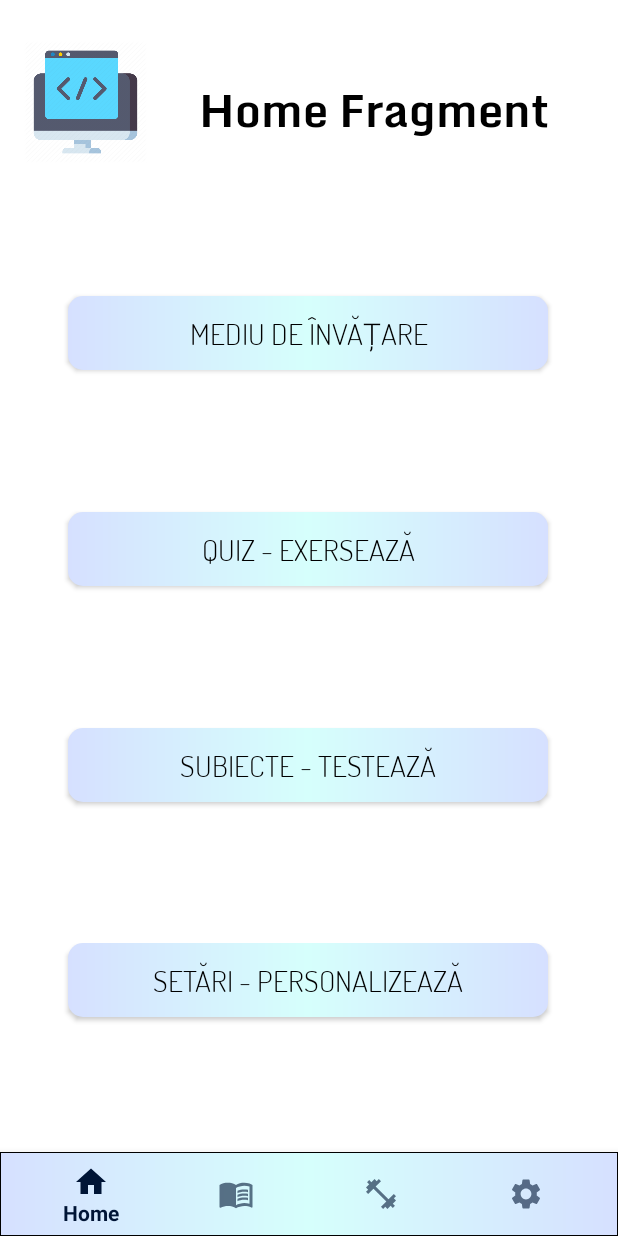
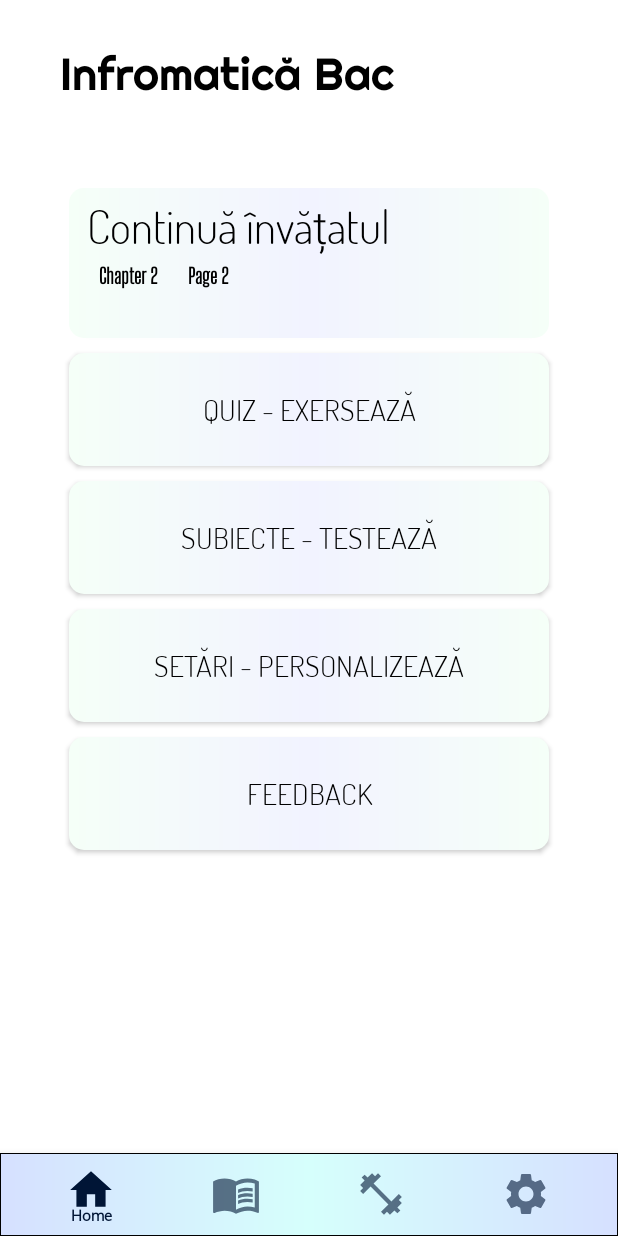
Before and after one commit to mariusionut03/InformaticaBacAPP, an Android app: the screen it shows after launch (MainActivity), on a phone screen of 412 x 824 dp. Run offline under Robolectric (Android 15) with nearby library versions, the phone set to English and light mode, and no system bars.

Commit message:
Update v0.013
Design update.

```diff
--- a/app/src/main/java/com/example/myapplication/HomeFragment.java
+++ b/app/src/main/java/com/example/myapplication/HomeFragment.java
@@ -1,6 +1,7 @@
 package com.example.myapplication;
 
 import android.content.Intent;
+import android.content.SharedPreferences;
 import android.graphics.Color;
 import android.os.Bundle;
 import android.view.LayoutInflater;
@@ -8,15 +9,21 @@ import android.view.MotionEvent;
 import android.view.View;
 import android.view.ViewGroup;
 import android.widget.Button;
+import android.widget.TextView;
 
 import androidx.annotation.Nullable;
 import androidx.fragment.app.Fragment;
 import androidx.fragment.app.FragmentManager;
 
+import static android.content.Context.MODE_PRIVATE;
+
 public class HomeFragment extends Fragment {
-    private Button learnButton, settingsButton;
+    private Button learnButton, quizButton, subiecteButton, settingsButton, feedbackButton;
     public static final String SHARED_PREFS = "sharedPrefs";
     public static final String THEME = "switchTheme";
+    private boolean theme;
+
+    public TextView learn1Text, learn2Text, learn3Text, titleText;
 
     @Nullable
     @Override
@@ -24,9 +31,22 @@ public class HomeFragment extends Fragment {
         View view = inflater.inflate(R.layout.fragment_home,
                 container, false);
 
+
+        SharedPreferences sharedPreferences = getContext().getSharedPreferences(SHARED_PREFS, MODE_PRIVATE);
+        theme = sharedPreferences.getBoolean(THEME, false);
+
         learnButton = (Button) view.findViewById(R.id.buttonLearn);
+        quizButton = (Button) view.findViewById(R.id.buttonQuiz);
+        subiecteButton = (Button) view.findViewById(R.id.buttonSubiecte);
+        settingsButton = (Button) view.findViewById(R.id.buttonSettings);
+        feedbackButton = (Button) view.findViewById(R.id.buttonFeedback);
+
+        learn1Text = (TextView) view.findViewById(R.id.textViewLearn1);
+        learn2Text = (TextView) view.findViewById(R.id.textViewLearn2);
+        learn3Text = (TextView) view.findViewById(R.id.textViewLearn3);
+        titleText = (TextView) view.findViewById(R.id.titleHome);
+
         learnButton.setOnClickListener(v -> learnButtonFunction());
-        settingsButton = (Button) view.findViewById(R.id.buttonSettings);
         settingsButton.setOnClickListener(v -> {
             SettingsFragment settingsFragment = new SettingsFragment();
             FragmentManager manager = getParentFragmentManager();
@@ -34,7 +54,7 @@ public class HomeFragment extends Fragment {
         });
 
 
-
+        loadThemeFunction();
         return view;
     }
 
@@ -42,4 +62,26 @@ public class HomeFragment extends Fragment {
         Intent intent = new Intent(getActivity(), LearnActivity1.class);
         startActivity(intent);
     }
+
+    private void loadThemeFunction()
+    {
+        if(theme == true)
+        {
+            learnButton.setBackgroundResource(R.drawable.style_bg_dark);
+            quizButton.setBackgroundResource(R.drawable.style_bg_dark);
+            subiecteButton.setBackgroundResource(R.drawable.style_bg_dark);
+            settingsButton.setBackgroundResource(R.drawable.style_bg_dark);
+            feedbackButton.setBackgroundResource(R.drawable.style_bg_dark);
+
+            learnButton.setTextColor(Color.parseColor("#FFFFFF"));
+            quizButton.setTextColor(Color.parseColor("#FFFFFF"));
+            subiecteButton.setTextColor(Color.parseColor("#FFFFFF"));
+            settingsButton.setTextColor(Color.parseColor("#FFFFFF"));
+            feedbackButton.setTextColor(Color.parseColor("#FFFFFF"));
+            learn1Text.setTextColor(Color.parseColor("#FFFFFF"));
+            learn2Text.setTextColor(Color.parseColor("#FFFFFF"));
+            learn3Text.setTextColor(Color.parseColor("#FFFFFF"));
+            titleText.setTextColor(Color.parseColor("#FFFFFF"));
+        }
+    }
 }
--- a/app/src/main/java/com/example/myapplication/LearnActivity1.java
+++ b/app/src/main/java/com/example/myapplication/LearnActivity1.java
@@ -1,14 +1,17 @@
 package com.example.myapplication;
 
 import androidx.appcompat.app.AppCompatActivity;
+import androidx.core.content.ContextCompat;
 
 import android.content.SharedPreferences;
 import android.content.res.Resources;
+import android.graphics.Color;
 import android.os.Bundle;
 import android.view.View;
 import android.webkit.WebSettings;
 import android.webkit.WebView;
 import android.widget.Button;
+import android.widget.RelativeLayout;
 import android.widget.TextView;
 
 public class LearnActivity1 extends AppCompatActivity {
@@ -16,6 +19,7 @@ public class LearnActivity1 extends AppCompatActivity {
     public Button buttonNext, buttonBack, exitButton;
     public TextView pageCountText;
     public WebView webView;
+    public RelativeLayout layoutId;
     public String[][] urlArray = new String[17][9];
     public static final String SHARED_PREFS = "sharedPrefs";
     public static final String THEME = "switchTheme";
@@ -31,6 +35,7 @@ public class LearnActivity1 extends AppCompatActivity {
         super.onCreate(savedInstanceState);
         setContentView(R.layout.activity_learn1);
 
+        layoutId = findViewById(R.id.layoutId);
         // Load chapter and page with SharedPreferences
         loadDataLearn();
 
@@ -58,6 +63,7 @@ public class LearnActivity1 extends AppCompatActivity {
         // Page Count TextView (bottom of the page)
         pageCountText = findViewById(R.id.textViewPageCount);
         setPageCountTextFunction();
+        setThemeFunction();
     }
 
     public void buttonNextFunction()
@@ -116,6 +122,22 @@ public class LearnActivity1 extends AppCompatActivity {
         page = Integer.parseInt(pageString);
     }
 
+    public void setThemeFunction()
+    {
+        if(theme == false)
+        {
+            layoutId.setBackgroundColor(Color.parseColor("#FFFFFF"));
+        }
+        else
+        {
+            layoutId.setBackgroundColor(Color.parseColor("#000000"));
+            pageCountText.setTextColor(Color.parseColor("#FFFFFF"));
+            buttonNext.setTextColor(Color.parseColor("#FFFFFF"));
+            buttonBack.setTextColor(Color.parseColor("#FFFFFF"));
+            exitButton.setTextColor(Color.parseColor("#FFFFFF"));
+        }
+    }
+
     public void saveDataLearn()
     {
         SharedPreferences sharedPreferences = getSharedPreferences(SHARED_PREFS, MODE_PRIVATE);
--- a/app/src/main/java/com/example/myapplication/MainActivity.java
+++ b/app/src/main/java/com/example/myapplication/MainActivity.java
@@ -96,10 +96,11 @@ public class MainActivity extends AppCompatActivity {
         }
         else
         {
-            frameLayout.setBackgroundResource(R.drawable.style_bg_menu_dark);
-            bottomNav.setBackgroundResource(R.drawable.style_bg_menu_dark);
+            frameLayout.setBackgroundColor(Color.parseColor("#000c2e"));
+            bottomNav.setBackgroundColor(Color.parseColor("#011c08"));
             bottomNav.setItemIconTintList(ContextCompat.getColorStateList(this, R.color.colors_menu_dark));
             bottomNav.setItemTextColor(ContextCompat.getColorStateList(this, R.color.colors_menu_dark));
+
         }
     }
 
--- a/app/src/main/res/drawable/style_bg_dark.xml
+++ b/app/src/main/res/drawable/style_bg_dark.xml
@@ -1,9 +1,6 @@
 <?xml version="1.0" encoding="utf-8"?>
 <shape xmlns:android="http://schemas.android.com/apk/res/android" android:shape="rectangle">
-    <gradient
-        android:startColor="#290080"
-        android:centerColor="#002680"
-        android:endColor="#290080" />
+    <solid android:color="#24248f"></solid>
 
     <corners android:radius="10dp" />
 </shape>
--- a/app/src/main/res/drawable/style_bg_light.xml
+++ b/app/src/main/res/drawable/style_bg_light.xml
@@ -1,9 +1,9 @@
 <?xml version="1.0" encoding="utf-8"?>
 <shape xmlns:android="http://schemas.android.com/apk/res/android" android:shape="rectangle">
     <gradient
-        android:startColor="#d6e0ff"
-        android:centerColor="#d6fffc"
-        android:endColor="#d6e0ff" />
+        android:startColor="#f5fff8"
+        android:centerColor="#f2f3ff"
+        android:endColor="#f5fff8" />
 
     <corners android:radius="10dp" />
 </shape>
--- a/app/src/main/res/layout/activity_learn1.xml
+++ b/app/src/main/res/layout/activity_learn1.xml
@@ -1,9 +1,9 @@
 <?xml version="1.0" encoding="utf-8"?>
 <RelativeLayout xmlns:android="http://schemas.android.com/apk/res/android"
     xmlns:tools="http://schemas.android.com/tools"
+    android:id="@+id/layoutId"
     android:layout_width="match_parent"
     android:layout_height="match_parent"
-    style="@style/Theme.MyApplication"
     xmlns:app="http://schemas.android.com/apk/res-auto">
 
     <WebView
--- a/app/src/main/res/layout/activity_main.xml
+++ b/app/src/main/res/layout/activity_main.xml
@@ -17,11 +17,13 @@
     <com.google.android.material.bottomnavigation.BottomNavigationView
         android:id="@+id/bottom_navigation"
         android:layout_width="match_parent"
-        android:layout_height="wrap_content"
+        android:layout_height="55dp"
         android:layout_alignParentBottom="true"
         android:background="@drawable/style_bg_menu_light"
         app:itemIconTint="@color/colors_menu_light"
         app:itemTextColor="@color/colors_menu_light"
+        app:itemIconSize="33dp"
+        app:itemTextAppearanceActive="@style/NavFontStyle"
         app:menu="@menu/bottom_navigation">
     </com.google.android.material.bottomnavigation.BottomNavigationView>
 
--- a/app/src/main/res/layout/fragment_home.xml
+++ b/app/src/main/res/layout/fragment_home.xml
@@ -1,100 +1,124 @@
 <?xml version="1.0" encoding="utf-8"?>
-<androidx.constraintlayout.widget.ConstraintLayout xmlns:android="http://schemas.android.com/apk/res/android"
+<RelativeLayout xmlns:android="http://schemas.android.com/apk/res/android"
     xmlns:tools="http://schemas.android.com/tools"
     android:layout_width="match_parent"
     android:layout_height="match_parent"
     xmlns:app="http://schemas.android.com/apk/res-auto">
 
     <TextView
+        android:id="@+id/titleHome"
         android:layout_width="wrap_content"
         android:layout_height="wrap_content"
+        android:layout_marginStart="40dp"
+        android:layout_marginTop="30dp"
         android:layout_marginBottom="464dp"
-        android:fontFamily="@font/monda"
-        android:text="Home Fragment"
+        android:fontFamily="@font/righteous"
+        android:text="Infromatică Bac"
         android:textColor="#000000"
-        android:textSize="30sp"
-        app:layout_constraintBottom_toBottomOf="parent"
-        app:layout_constraintEnd_toEndOf="parent"
-        app:layout_constraintHorizontal_bias="0.741"
-        app:layout_constraintStart_toStartOf="parent"
-        app:layout_constraintTop_toTopOf="parent"
-        app:layout_constraintVertical_bias="0.189" />
+        android:textSize="30sp" />
+
 
     <Button
         android:id="@+id/buttonLearn"
         android:layout_width="320dp"
-        android:layout_height="49dp"
+        android:layout_height="100dp"
         android:background="@drawable/style_bg_light"
+        android:layout_marginTop="125dp"
+        android:layout_centerHorizontal="true"/>
+
+    <TextView
+        android:id="@+id/textViewLearn1"
+        android:layout_width="wrap_content"
+        android:layout_height="wrap_content"
+        android:textSize="30dp"
         android:fontFamily="@font/dosis"
-        android:textSize="20dp"
-        android:text="Mediu de învățare"
+        android:text="Continuă învățatul"
+        android:elevation="2dp"
+        android:layout_marginStart="12dp"
+        android:layout_marginTop="5dp"
         android:textColor="@color/black"
-        app:layout_constraintBottom_toBottomOf="parent"
-        app:layout_constraintEnd_toEndOf="parent"
-        app:layout_constraintHorizontal_bias="0.494"
-        app:layout_constraintStart_toStartOf="parent"
-        app:layout_constraintTop_toTopOf="parent"
-        app:layout_constraintVertical_bias="0.275" />
+        android:layout_alignTop="@+id/buttonLearn"
+        android:layout_alignStart="@+id/buttonLearn"/>
+
+    <TextView
+        android:id="@+id/textViewLearn2"
+        android:layout_width="wrap_content"
+        android:layout_height="wrap_content"
+        android:text="Chapter 2"
+        android:fontFamily="@font/shoulders"
+        android:textStyle="bold"
+        android:textColor="@color/black"
+        android:elevation="2dp"
+        android:layout_marginStart="20dp"
+        android:layout_marginTop="3dp"
+        android:layout_alignStart="@+id/buttonLearn"
+        android:layout_below="@id/textViewLearn1"/>
+
+    <TextView
+        android:id="@+id/textViewLearn3"
+        android:layout_width="wrap_content"
+        android:layout_height="wrap_content"
+        android:text="Page 2"
+        android:fontFamily="@font/shoulders"
+        android:textStyle="bold"
+        android:textColor="@color/black"
+        android:elevation="2dp"
+        android:layout_marginStart="20dp"
+        android:layout_marginTop="3dp"
+        android:layout_toEndOf="@+id/textViewLearn2"
+        android:layout_below="@id/textViewLearn1"/>
 
     <Button
         android:id="@+id/buttonQuiz"
         android:layout_width="320dp"
-        android:layout_height="49dp"
+        android:layout_height="75dp"
         android:text="Quiz - Exersează"
         android:fontFamily="@font/dosis"
         android:textSize="20dp"
         android:background="@drawable/style_bg_light"
         android:textColor="@color/black"
-        app:layout_constraintBottom_toBottomOf="parent"
-        app:layout_constraintEnd_toEndOf="parent"
-        app:layout_constraintHorizontal_bias="0.494"
-        app:layout_constraintStart_toStartOf="parent"
-        app:layout_constraintTop_toTopOf="parent"
-        app:layout_constraintVertical_bias="0.475" />
+        android:layout_below="@+id/buttonLearn"
+        android:layout_marginTop="10dp"
+        android:layout_centerHorizontal="true" />
 
     <Button
         android:id="@+id/buttonSubiecte"
         android:layout_width="320dp"
-        android:layout_height="49dp"
+        android:layout_height="75dp"
         android:text="Subiecte - Testează"
         android:fontFamily="@font/dosis"
         android:textSize="20dp"
         android:background="@drawable/style_bg_light"
         android:textColor="@color/black"
-        app:layout_constraintBottom_toBottomOf="parent"
-        app:layout_constraintEnd_toEndOf="parent"
-        app:layout_constraintHorizontal_bias="0.494"
-        app:layout_constraintStart_toStartOf="parent"
-        app:layout_constraintTop_toTopOf="parent"
-        app:layout_constraintVertical_bias="0.675" />
+        android:layout_below="@+id/buttonQuiz"
+        android:layout_marginTop="10dp"
+        android:layout_centerHorizontal="true" />
 
     <Button
         android:id="@+id/buttonSettings"
         android:layout_width="320dp"
-        android:layout_height="49dp"
+        android:layout_height="75dp"
         android:text="Setări - Personalizează"
         android:fontFamily="@font/dosis"
         android:textSize="20dp"
         android:background="@drawable/style_bg_light"
         android:textColor="@color/black"
         android:onClick="onSelectFragment"
-        app:layout_constraintBottom_toBottomOf="parent"
-        app:layout_constraintEnd_toEndOf="parent"
-        app:layout_constraintHorizontal_bias="0.494"
-        app:layout_constraintStart_toStartOf="parent"
-        app:layout_constraintTop_toTopOf="parent"
-        app:layout_constraintVertical_bias="0.875" />
+        android:layout_below="@+id/buttonSubiecte"
+        android:layout_marginTop="10dp"
+        android:layout_centerHorizontal="true" />
 
-    <ImageView
-        android:id="@+id/imageView"
-        android:layout_width="82dp"
-        android:layout_height="81dp"
-        android:background="@drawable/programming"
-        app:layout_constraintBottom_toBottomOf="parent"
-        app:layout_constraintEnd_toEndOf="parent"
-        app:layout_constraintHorizontal_bias="0.048"
-        app:layout_constraintStart_toStartOf="parent"
-        app:layout_constraintTop_toTopOf="parent"
-        app:layout_constraintVertical_bias="0.04" />
+    <Button
+        android:id="@+id/buttonFeedback"
+        android:layout_width="320dp"
+        android:layout_height="75dp"
+        android:text="Feedback"
+        android:fontFamily="@font/dosis"
+        android:textSize="20dp"
+        android:background="@drawable/style_bg_light"
+        android:textColor="@color/black"
+        android:layout_below="@+id/buttonSettings"
+        android:layout_marginTop="10dp"
+        android:layout_centerHorizontal="true" />
 
-</androidx.constraintlayout.widget.ConstraintLayout>
+</RelativeLayout>
--- a/app/src/main/res/values/themes.xml
+++ b/app/src/main/res/values/themes.xml
@@ -12,7 +12,11 @@
         <!-- Status bar color. -->
         <item name="android:statusBarColor" tools:targetApi="l">?attr/colorPrimaryVariant</item>
         <!-- Customize your theme here. -->
-        <item name="android:background">#f2f2f2</item>
-        <item name="android:textColor">#000000</item>
+        <!--new style is created here-->
+    </style>
+    <style name="NavFontStyle" parent="android:Widget.TextView">
+        <item name="android:fontFamily">@font/oxygen</item>
+        <item name="android:textSize">10dp</item>
+        <item name="android:paddingTop">40dp</item>
     </style>
 </resources>
```
Also changed, not shown: app/src/main/res/font/josefin.ttf (added), app/src/main/res/font/josefinit.ttf (added), app/src/main/res/font/righteous.ttf (added), app/src/main/res/font/shoulders.ttf (added), app/src/main/res/font/yanone.ttf (added).
